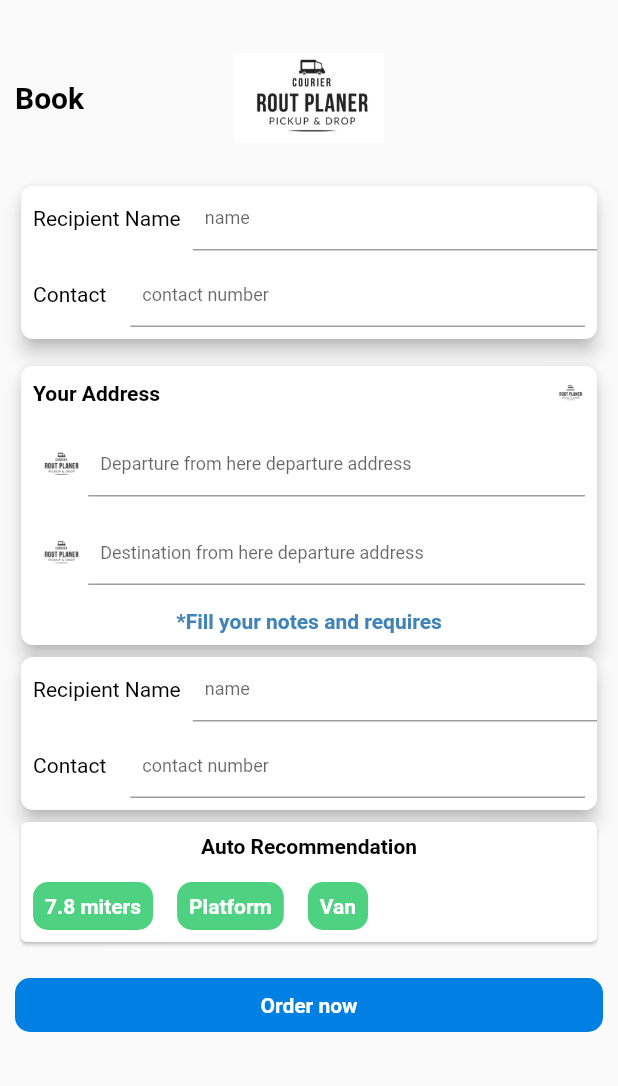
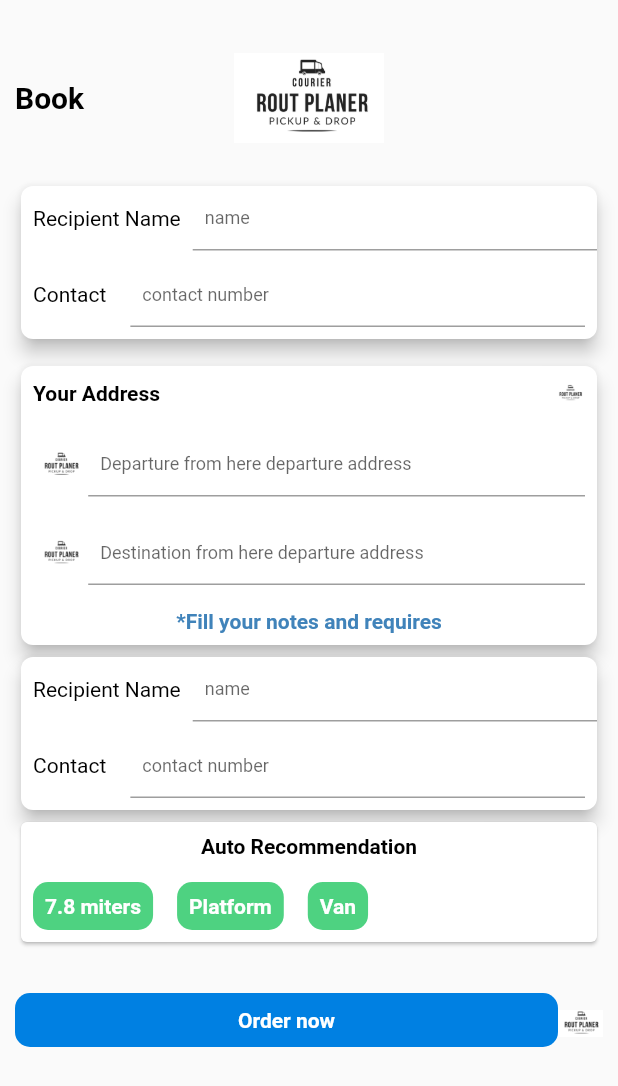
Before and after one commit to PriyankaBharade/RoutePlaner, a Flutter app: the OrderScreen screen opened by its route, on a phone screen of 412 x 824 dp. Shown: the top 1086 px of the screen. Run offline on Flutter 3.47's test engine with Material 2 defaults, Android fonts, the light colour scheme and no system bars.

Commit message:
Order Screen

```diff
--- a/lib/main.dart
+++ b/lib/main.dart
@@ -1,7 +1,9 @@
 import 'package:flutter/material.dart';
+import 'package:routeplan/route_plan.dart';
 import 'package:routeplan/signup_screen.dart';
 import 'package:routeplan/welcome_screen.dart';
 import 'package:routeplan/order_screen.dart';
+
 
 import 'login_screen.dart';
 
@@ -20,7 +22,8 @@ home : WelcomeScreen(),
 routes: <String,WidgetBuilder>{
     '/login':(BuildContext context) => new LoginScreen() ,
     '/SignUp':(BuildContext context) => new SignUpScreen(),
-    '/Order':(BuildContext context) => new OrderScreen()
+    '/Order':(BuildContext context) => new OrderScreen(),
+    '/RoutePlan':(BuildContext context) => new RoutePlan()
 
    },
     );
--- a/lib/order_screen.dart
+++ b/lib/order_screen.dart
@@ -3,6 +3,31 @@ import 'package:flutter/material.dart';
 class OrderScreen extends StatelessWidget {
   @override
  Widget build(BuildContext context) {
+    var stack = Stack(
+            children: [
+            Padding(padding: EdgeInsets.only(top:5),
+            child : Align(alignment: Alignment.centerRight,
+            child :Image.asset('images/splash.jpeg', width: 30,height: 30))),
+            Padding(padding: EdgeInsets.only(right: 30),
+            child: GestureDetector(
+            onTap: () => {
+            Navigator.of(context).pushNamed('/RoutePlan')},
+            child : Container(
+            color: Colors.transparent,
+            child: Container(
+            padding: EdgeInsets.all(10),
+            decoration: BoxDecoration(
+            color: Color(0xFF0080E2),
+            borderRadius: BorderRadius.all(Radius.circular(10.0))),
+            child: new Center(
+            child: new Text("Order now",
+            style: TextStyle(color: Colors.white, fontSize: 14),
+            textAlign: TextAlign.center),
+            )),
+            )
+           ),
+            )
+            ]);
    return Scaffold(
   body: ListView(
        padding: EdgeInsets.all(10.0),
@@ -14,7 +39,7 @@ class OrderScreen extends StatelessWidget {
           Padding(padding: EdgeInsets.only(left: 0),
           child : Center(
           child : Image.asset('images/splash.jpeg', width: 100,height: 110),)
-          )],),
+          )]),
         Card(
           elevation: 5,
           color: Color(0xFFFFFFFF),
@@ -217,11 +242,13 @@ class OrderScreen extends StatelessWidget {
           ]
           )
         ),
-        button
+         Padding(padding: EdgeInsets.only(top: 30),
+            child: stack)
        ]
      )
    );
  }
+
 }
 
 Widget box1 = Container(
```
Also changed, not shown: lib/route_plan.dart (added, +153 -0 lines).
